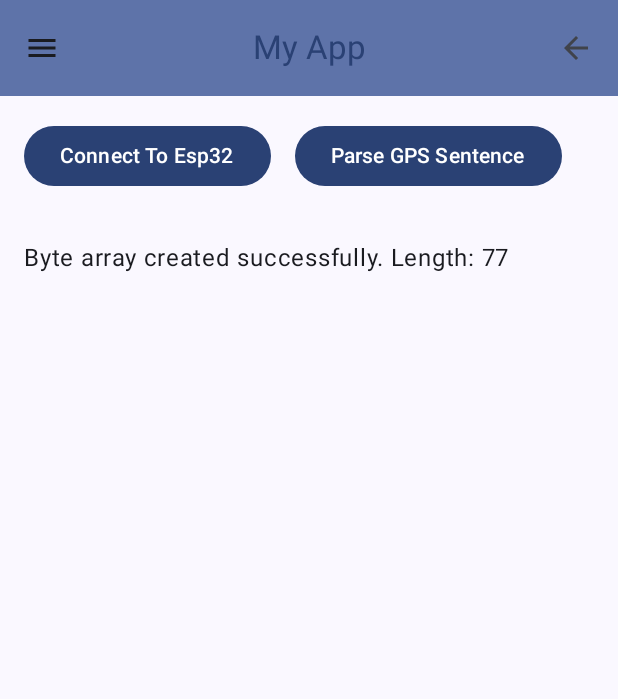
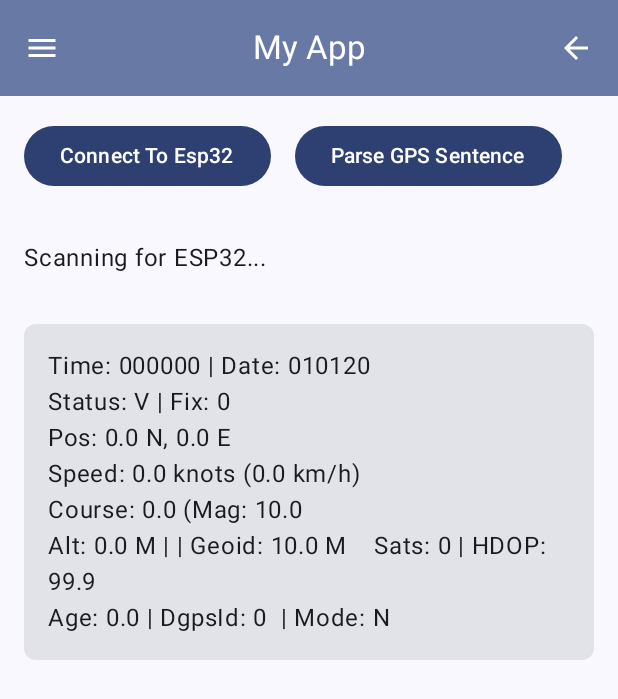
Before and after one commit to Amorelli-Matthew/Boat-Navigation-and-Motion-Tracking-System, an Android app built with Jetpack Compose: the screen it shows after launch (MainActivity), after a tap on "Parse GPS Sentence", on a phone screen of 412 x 824 dp. Shown: the top 699 px of the screen. Run offline under Robolectric (Android 15) with nearby library versions, the light colour scheme and no system bars; libraries missing offline, so code that uses them is left out: com.welie.blessed; 3 statements that could not run were skipped; 1 other tap on this screen came first.

Commit message:
Created Data Class to hold all of the gps data and Displayed an ArrayList of gpsdata

```diff
--- a/BoatTrackingSystem/app/src/main/java/com/example/boattrackingsystem/BleManager.kt
+++ b/BoatTrackingSystem/app/src/main/java/com/example/boattrackingsystem/BleManager.kt
@@ -5,6 +5,7 @@ import android.bluetooth.le.ScanResult
 import android.content.Context
 import android.os.Handler
 import android.os.Looper
+import androidx.annotation.Nullable
 import com.welie.blessed.BluetoothCentralManager
 import com.welie.blessed.BluetoothCentralManagerCallback
 import com.welie.blessed.BluetoothPeripheral
@@ -137,103 +138,62 @@ class BleManager(private val context: Context, val onStatusUpdate: (String) -> U
     /*
     Need to update function as some vars like latitude and Longitude are Doubles
     */
-    fun ParseGPSSentence(stringOfBytes: ByteArray) {
+    fun ParseGPSSentence(stringOfBytes: ByteArray) : GpsData? {
         //Demo Mode
 //        if (!servicesReady)
 //            return
-        var time = CharArray(6) { i -> stringOfBytes.copyOfRange(0, 6)[i].toInt().toChar() }
-        var status = stringOfBytes[7].toInt().toChar()
-        var latitude = byteArrayToFloat(stringOfBytes.copyOfRange(8, 12))
-        var latHemisphere = stringOfBytes[12].toInt().toChar()
-        var longitude = byteArrayToFloat(stringOfBytes.copyOfRange(13, 17))
-        var long_hemisphere = stringOfBytes[17].toInt().toChar()
+        val buffer = ByteBuffer.wrap(stringOfBytes).order(ByteOrder.LITTLE_ENDIAN)
+        try {
 
-        var speed = byteArrayToFloat(stringOfBytes.copyOfRange(18, 22))
-        var courseTrue = byteArrayToFloat(stringOfBytes.copyOfRange(22, 26))
+            //create new Temporary GpsObject
+            val currentGpsInterval:GpsData = GpsData(
 
-        var date = CharArray(6) { i -> stringOfBytes.copyOfRange(26, 32)[i].toInt().toChar() }
+             time = String(stringOfBytes, 0, 6, Charsets.US_ASCII),
+            status = stringOfBytes[7].toInt().toChar(),
 
-        var altitude = byteArrayToFloat(stringOfBytes.copyOfRange(33, 37))
-        var altitudeUnit = stringOfBytes[37].toInt().toChar()
-//
-        var hdop = byteArrayToFloat(stringOfBytes.copyOfRange(38, 42))
+             latitude = buffer.getDouble(8),
 
-       var numSatellites = byteArrayToInt(stringOfBytes.copyOfRange(42, 46))
+             latHemisphere = stringOfBytes[16].toInt().toChar(),
 
-      var fixQuality = stringOfBytes[46].toInt().toChar()
-        var geoidHeight = byteArrayToFloat(stringOfBytes.copyOfRange(47, 51))
+            longitude = buffer.getDouble(17),
+            longHemisphere = stringOfBytes[25].toInt().toChar(),
 
-        var geoidUnit = stringOfBytes[51].toInt().toChar()
-       var ageDgps = byteArrayToFloat(stringOfBytes.copyOfRange(52, 56))
-        var dgpsId = byteArrayToInt(stringOfBytes.copyOfRange(56, 60))
-        var speedKmh = byteArrayToFloat(stringOfBytes.copyOfRange(60, 64))
-        var courseMagnetic = byteArrayToFloat(stringOfBytes.copyOfRange(64, 68))
-        var modeIndicator = stringOfBytes[68].toInt().toChar()
+                    speedKnots = buffer.getFloat(26),
+            courseDegrees = buffer.getFloat(30),
 
-        onStatusUpdate(
-            """Raw data: ${stringOfBytes.toHexString( HexFormat {
-                bytes {
-                    byteSeparator = " "
-                    upperCase = true
-                }
-            })}
-    Time: ${time.concatToString()} | Date: ${date.concatToString()}
-    Status: $status | Fix: $fixQuality
-    Pos: $latitude $latHemisphere, $longitude $long_hemisphere
-    Speed: $speed knots ($speedKmh km/h)
-    Course: $courseTrue (Mag: $courseMagnetic)
-    Alt: $altitude $altitudeUnit | | Geoid: $geoidHeight $geoidUnit    Sats: $numSatellites | HDOP: $hdop
-    Age: $ageDgps | DgpsId: $dgpsId  | Mode: $modeIndicator
-""".trimIndent()
-        )
-    }
+            Date = String(stringOfBytes, 34, 6, Charsets.US_ASCII),
 
-    //helper for converting bytes to floats
-    fun byteArrayToDouble(bytes: ByteArray): Double {
-        // Ensure the byte array has exactly 4 bytes (size of a Float)
-        require(bytes.size == 4) { "Byte array must have a size of 4 to convert to a single Float" }
+         altitude = buffer.getFloat(41),
+        altitudeUnit = stringOfBytes[45].toInt().toChar(),
 
-        // Wrap the byte array in a ByteBuffer
-        val buffer = ByteBuffer.wrap(bytes)
+        hdop = buffer.getFloat(46),
 
-        // Specify the byte order
-        //little-endian
-        buffer.order(ByteOrder.LITTLE_ENDIAN)
+      numOfSatellites = buffer.getInt(50),
 
-        // Get the float value
-        return buffer.getDouble()
-    }
+      fixQuality = stringOfBytes[54].toInt().toChar(),
+      geoidHeight = buffer.getFloat(55),
 
-    //helper for converting bytes to floats
-    fun byteArrayToFloat(bytes: ByteArray): Float {
-        // Ensure the byte array has exactly 4 bytes (size of a Float)
-        require(bytes.size == 4) { "Byte array must have a size of 4 to convert to a single Float" }
+       geoidUnit = stringOfBytes[59].toInt().toChar(),
+       ageDgps = buffer.getFloat(60),
 
-        // Wrap the byte array in a ByteBuffer
-        val buffer = ByteBuffer.wrap(bytes)
-
-        // Specify the byte order
-        //little-endian
-        buffer.order(ByteOrder.LITTLE_ENDIAN)
-
-        // Get the float value
-        return buffer.getFloat()
-    }
-    fun byteArrayToInt(bytes: ByteArray): Int {
-        // Ensure the byte array has exactly 4 bytes (size of a Float)
-        require(bytes.size == 4) { "Byte array must have a size of 4 to convert to a single Float" }
-
-        // Wrap the byte array in a ByteBuffer
-        val buffer = ByteBuffer.wrap(bytes)
-
-        // Specify the byte order
-        //little-endian
-        buffer.order(ByteOrder.LITTLE_ENDIAN)
-
-       // Get the float value
-        return buffer.getInt()
-    }
+       dgpsId = buffer.getInt(64),
+        speedKmh = buffer.getFloat(68),
+        courseMagnetic = buffer.getFloat(72),
+        modeIndicator = stringOfBytes[76].toInt().toChar()
+            );
 
 
 
+            return currentGpsInterval;
+        }
+        catch (e: Exception)
+        {
+            onStatusUpdate(e.toString())
+        }
+
+
+            return null;
+
     }
+
+    }
--- a/BoatTrackingSystem/app/src/main/java/com/example/boattrackingsystem/GpsData.kt
+++ b/BoatTrackingSystem/app/src/main/java/com/example/boattrackingsystem/GpsData.kt
@@ -4,29 +4,40 @@ data class GpsData(
     //GPRMC data fields
 
     //Should convert to date object
-    var time: CharArray = CharArray(6) { '0' },
-    var status: Char = '0',
-    var latitude: Double = 0.0,
-    var lat_hemisphere: Char = '0',
-    var longitude: Double = 0.0,
-    var long_hemisphere: Char = '0',
-    var speedKnots: Float = 0.0f,
-    var courseDegrees: Float = 0.0f,
+    val time:String = "", //CharArray(6) { '0' },
+    val status: Char = '0',
+    val latitude: Double = 0.0,
+    val latHemisphere: Char = '0',
+    val longitude: Double = 0.0,
+    val longHemisphere: Char = '0',
+    val speedKnots: Float = 0.0f,
+    val courseDegrees: Float = 0.0f,
     //Should convert to date object
-    var Date: CharArray = CharArray(6) { '0' },
+    val Date: String = "", // CharArray = CharArray(6) { '0' },
 
     // GPGGA specific fields
-    var altitude: Float = 0.0f,
-    var altitudeUnit: Char = 'M',
-    var hdop: Float = 0.0f,
-    var numOfSatellites: Int = 0,
-    var fixQuality: Char = '0',
-    var geoidHeight: Float = 0.0f,
-    var geoidUnit: Char = 'M',
-    var ageDgps: Float = 0.0f,
-    var dgpsStationId: Int = 0,
+    val altitude: Float = 0.0f,
+    val altitudeUnit: Char = 'M',
+    val hdop: Float = 0.0f,
+    val numOfSatellites: Int = 0,
+    val fixQuality: Char = '0',
+    val geoidHeight: Float = 0.0f,
+    val geoidUnit: Char = 'M',
+    val ageDgps: Float = 0.0f,
+    val dgpsId: Int = 0,
 
-    var speedKmh: Float = 0.0f,
-    var courseMagnetic: Float = 0.0f,
-    var modeIndicator: Char = '0'
-)
+    val speedKmh: Float = 0.0f,
+    val courseMagnetic: Float = 0.0f,
+    val modeIndicator: Char = '0'
+) {
+    override fun toString(): String {
+    return    """Time: $time | Date: $Date
+Status: $status | Fix: $fixQuality
+Pos: $latitude $latHemisphere, $longitude $longHemisphere
+Speed: $speedKnots knots ($speedKmh km/h)
+Course: $courseDegrees (Mag: $courseMagnetic
+Alt: $altitude $altitudeUnit | | Geoid: $geoidHeight $geoidUnit    Sats: $numOfSatellites | HDOP: $hdop
+Age: $ageDgps | DgpsId: $dgpsId  | Mode: $modeIndicator"""
+    }
+
+}
--- a/BoatTrackingSystem/app/src/main/java/com/example/boattrackingsystem/MainActivity.kt
+++ b/BoatTrackingSystem/app/src/main/java/com/example/boattrackingsystem/MainActivity.kt
@@ -24,25 +24,34 @@ import androidx.compose.ui.res.vectorResource
 import androidx.compose.ui.text.style.TextOverflow
 import androidx.compose.ui.unit.dp
 import com.example.boattrackingsystem.ui.theme.BoatTrackingSystemTheme
-
+import androidx.compose.foundation.lazy.items
 
 import androidx.activity.compose.rememberLauncherForActivityResult
 import androidx.activity.result.contract.ActivityResultContracts
 import androidx.compose.foundation.Image
+import androidx.compose.foundation.layout.Box
+import androidx.compose.foundation.layout.fillMaxHeight
 import androidx.compose.foundation.layout.fillMaxWidth
 import androidx.compose.foundation.layout.height
+import androidx.compose.foundation.lazy.LazyColumn
+import androidx.compose.foundation.shape.RoundedCornerShape
+import androidx.compose.runtime.mutableStateListOf
 import androidx.compose.runtime.remember
+import androidx.compose.ui.graphics.Color
 import androidx.compose.ui.platform.LocalContext
 import androidx.compose.ui.res.painterResource
-
 import com.example.boattrackingsystem.BleManager
 class MainActivity : ComponentActivity() {
 
+    val navyBlueButtons = Color(45, 64, 113);
+    val lightBlue = Color( 103,121,164);
+    var GpsList = mutableStateListOf<GpsData>()
     private var statusLabel by mutableStateOf("Ready")
-    private val bleManager by lazy { BleManager(this) { newStatus ->
+    private val bleManager by lazy {
+        BleManager(this) { newStatus ->
             statusLabel = newStatus
-    }  }
-
+        }
+    }
 
 
     override fun onCreate(savedInstanceState: Bundle?) {
@@ -51,13 +60,16 @@ class MainActivity : ComponentActivity() {
 
         enableEdgeToEdge()
         setContent {
-            BoatTrackingSystemTheme(){ //bleScanner: BleScanner
-                CenterAlignedTopAppBarExample(bleManager, label = statusLabel, onLabelUpdate = { statusLabel = it })
+            BoatTrackingSystemTheme() {
+                CenterAlignedTopAppBarExample(
+                    bleManager,
+                    label = statusLabel,
+                    onLabelUpdate = { statusLabel = it })
 
             }
         }
     }
-}
+
 
     @Composable
     fun UncleImage() {
@@ -71,15 +83,22 @@ fun UncleImage() {
 
     @OptIn(ExperimentalMaterial3Api::class)
     @Composable //bleScanner: BleScanner
-fun CenterAlignedTopAppBarExample(bleManager: BleManager,label: String,onLabelUpdate: (String) -> Unit) {
+    fun CenterAlignedTopAppBarExample(
+        bleManager: BleManager,
+        label: String,
+        onLabelUpdate: (String) -> Unit
+    ) {
         val scrollBehavior = TopAppBarDefaults.pinnedScrollBehavior(rememberTopAppBarState())
 
         var isImageVisible by remember { mutableStateOf(false) }
+        var displayNumberOfGpsEntries by remember { mutableStateOf(false) }
+
 
         Scaffold(
             modifier = Modifier.nestedScroll(scrollBehavior.nestedScrollConnection),
             topBar = {
                 CenterAlignedTopAppBar(
+
                     title = {
                         Text(
                             "My App",
@@ -91,6 +110,7 @@ fun CenterAlignedTopAppBarExample(bleManager: BleManager,label: String,onLabelUp
                     navigationIcon = {
                         IconButton(onClick = {
                             isImageVisible = !isImageVisible
+                            displayNumberOfGpsEntries = !displayNumberOfGpsEntries;
                         }) {
                             Icon(
                                 imageVector = Icons.Filled.Menu,
@@ -100,7 +120,9 @@ fun CenterAlignedTopAppBarExample(bleManager: BleManager,label: String,onLabelUp
                     },
                     actions = {
                         IconButton(onClick = {
-                        bleManager.disconnectDevice() }) {
+                            bleManager.disconnectDevice()
+                            GpsList.clear()
+                        }) {
 
                             val backIcon =
                                 ImageVector.vectorResource(id = R.drawable.arrow_back_24dp_1f1f1f_fill0_wght400_grad0_opsz24)
@@ -112,8 +134,10 @@ fun CenterAlignedTopAppBarExample(bleManager: BleManager,label: String,onLabelUp
                     },
                     scrollBehavior = scrollBehavior,
                     colors = TopAppBarDefaults.centerAlignedTopAppBarColors(
-                    containerColor = MaterialTheme.colorScheme.primaryContainer,
-                    titleContentColor = MaterialTheme.colorScheme.primary,
+                            containerColor= lightBlue,
+                            titleContentColor = Color.White,
+                            navigationIconContentColor = Color.White,
+                            actionIconContentColor = Color.White
                     )
                 )
             }
@@ -128,22 +152,58 @@ fun CenterAlignedTopAppBarExample(bleManager: BleManager,label: String,onLabelUp
                     modifier = Modifier
                         .padding(16.dp),
                 ) {
-                PairWithEsp32Button( bleManager,     onLabelChange = { newText -> onLabelUpdate(newText) } )
+                    PairWithEsp32Button(
+                        bleManager,
+                        onLabelChange = { newText -> onLabelUpdate(newText) })
                     Spacer(modifier = Modifier.width(16.dp))
 
-                FilledButtonExample(  bleManager,     onLabelChange = { newText -> onLabelUpdate(newText) }
+                    ParseGpsMessageButton(
+                        bleManager,
+                        onLabelChange = { newText -> onLabelUpdate(newText) }
                     )
 
                 }
+                if(displayNumberOfGpsEntries)
+                {
+                    Text("Number of Gps Entries: ${GpsList.size}", modifier = Modifier.padding(16.dp))
+                }
+
 
                 Text(label, modifier = Modifier.padding(16.dp))
+
+                //textbox for  number of
+                 var LCmodifier : Modifier = if(isImageVisible)
+                 {
+
+                     Modifier.fillMaxHeight(0.60f)
+                 }
+                else{
+                     Modifier
+
+                }
+
+                Column( ){
+                LazyColumn(modifier = LCmodifier
+                   ) {
+
+                    items(GpsList) { data ->
+
+                        GpsCard(data)
+                    }
+
+                }
 
                 if (isImageVisible) {
                     UncleImage()
                 }
+
+                }
+
+            }
+
         }
     }
-}
+
     @Composable
     fun PairWithEsp32Button(bleManager: BleManager, onLabelChange: (String) -> Unit) {
         val context = LocalContext.current
@@ -162,7 +222,8 @@ fun PairWithEsp32Button(bleManager: BleManager, onLabelChange: (String) -> Unit)
             }
         }
 
-    Button(onClick = {
+        Button(
+             onClick = {
             // Trigger the permissions popup
             permissionLauncher.launch(
                 arrayOf(
@@ -170,25 +231,21 @@ fun PairWithEsp32Button(bleManager: BleManager, onLabelChange: (String) -> Unit)
                     Manifest.permission.BLUETOOTH_CONNECT
                 )
             )
-    }) {
+        },                     colors = ButtonDefaults.buttonColors(
+                navyBlueButtons,
+                contentColor = Color.White
+             )
+            ) {
             Text("Connect To Esp32")
         }
     }
 
     @Composable
-fun FilledButtonExample( bleManager: BleManager, onLabelChange: (String) -> Unit) {
-    Button( onClick = {
-//        var stringOfBytes = byteArrayOf(
-//            0x30, 0x30, 0x30, 0x30, 0x30, 0x30, 0x00, 0x56, 0x00, 0x00,
-//            0x00, 0x00, 0x4E, 0x00, 0x00, 0x00, 0x00, 0x45, 0x00, 0x00,
-//            0x00, 0x00, 0x00, 0x00, 0x00, 0x00, 0x30, 0x31, 0x30, 0x31,
-//            0x32, 0x30, 0x00, 0x00, 0x00, 0x00, 0x00, 0x4D, 0xCD.toByte(),
-//            0xCC.toByte(), 0xC7.toByte(), 0x42, 0x00, 0x00, 0x00, 0x00,
-//            0x30, 0x00, 0x00, 0x20, 0x41, 0x4D, 0x00, 0x00, 0x00, 0x00,
-//            0x00, 0x00, 0x00, 0x00, 0x00, 0x00, 0x00, 0x00, 0x00, 0x00,
-//            0x20, 0x41, 0x4E
-//        )
-        val stringOfBytes = byteArrayOf(
+    fun ParseGpsMessageButton(bleManager: BleManager, onLabelChange: (String) -> Unit) {
+
+        // var stringOfBytes by remember { mutableStateOf<ByteArray?>(null) }
+        Button(onClick = {
+            val currentbytes = byteArrayOf(
                 0x30, 0x30, 0x30, 0x30, 0x30, 0x30, 0x00, 0x56,
                 0x00, 0x00, 0x00, 0x00, 0x00, 0x00, 0x00, 0x00,
                 0x4E, 0x00, 0x00, 0x00, 0x00, 0x00, 0x00, 0x00,
@@ -200,12 +257,42 @@ fun FilledButtonExample( bleManager: BleManager, onLabelChange: (String) -> Unit
                 0x00, 0x00, 0x00, 0x00, 0x00, 0x00, 0x00, 0x00,
                 0x00, 0x00, 0x20, 0x41, 0x4E
             )
-        onLabelChange("Byte array created successfully. Length: ${stringOfBytes.size}")
-        //bleManager.ParseGPSSentence(stringOfBytes)
+            //stringOfBytes = currentbytes;
+            // onLabelChange("Byte array created successfully. Length: $currentbytes.size}")
+
+            //Parse the gps sentence and add it to the Gps Array list
+            // Use bleManager to parse the data
+            bleManager.ParseGPSSentence(currentbytes)?.let {
+                GpsList.add(it)
+
+            }
+        },           colors = ButtonDefaults.buttonColors(
+            navyBlueButtons,
+            contentColor = Color.White
+        )) {
 
 
-    }) {
             //Text Of Button
             Text("Parse GPS Sentence")
         }
     }
+
+
+    @Composable
+    fun GpsCard(CurrentGpsData: GpsData) {
+        Card(
+            modifier = Modifier
+                .padding(16.dp)
+                .fillMaxWidth(),
+            shape = RoundedCornerShape(8.dp),
+           // elevation = CardDefaults.cardElevation(defaultElevation = 4.dp)
+        ) {
+            Column(
+                modifier = Modifier.padding(16.dp)
+            ) {
+                Text(text = CurrentGpsData.toString())
+            }
+        }
+    }
+
+}
```
Also changed, not shown: 1 other file. Lines whose indentation alone changed are shown as unchanged.
